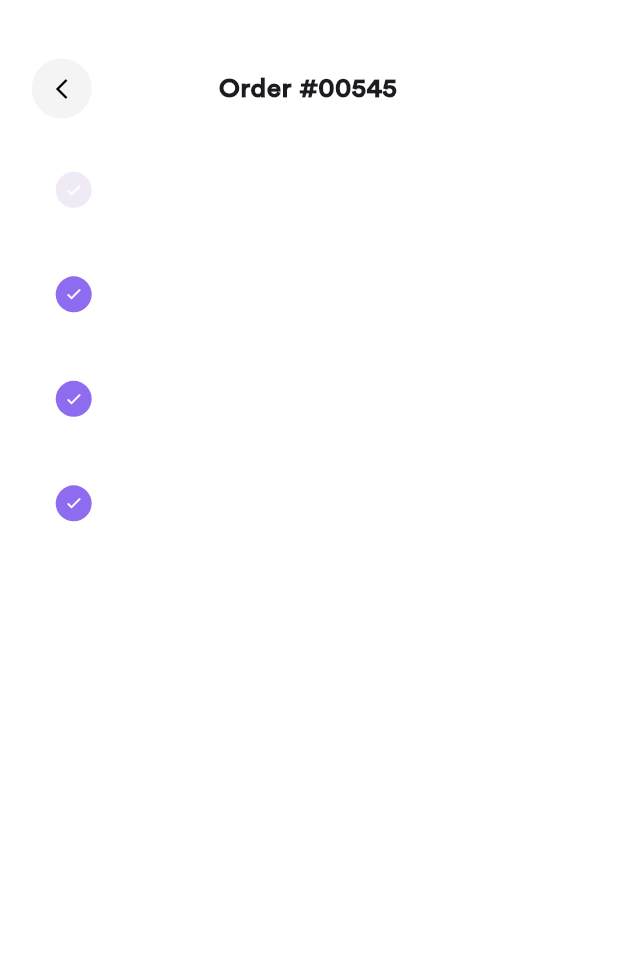
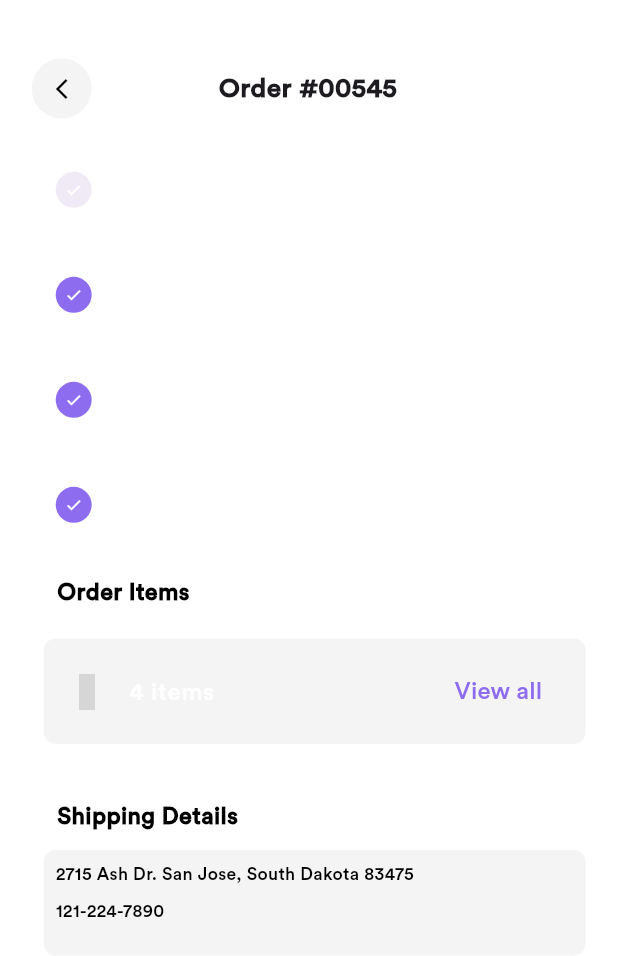
Before and after one commit to Tu2525/LinkFlutterEcommerceApp, a Flutter app: the screen it shows after launch, on a phone screen of 412 x 824 dp. Shown: the top 956 px of the screen. Run offline on Flutter 3.47's test engine with Material 3 defaults, Android fonts, the phone set to English and light mode, and no system bars; our stand-ins replace animated_text_kit, flutter_screenutil, iconsax_plus, smooth_page_indicator; grey boxes are pictures that could not be loaded.

Commit message:
add order header &order steps &order item card widgetsand finishig UI

```diff
--- a/lib/screens/order_details_screen.dart
+++ b/lib/screens/order_details_screen.dart
@@ -1,7 +1,9 @@
 import 'package:flutter/material.dart';
 import 'package:flutter_screenutil/flutter_screenutil.dart';
-import 'package:link_flutter_ecommerce_app/widgets/custom_back_icon.dart';
-import 'package:link_flutter_ecommerce_app/widgets/order_status_card.dart';
+import 'package:link_flutter_ecommerce_app/widgets/order_header.dart';
+import 'package:link_flutter_ecommerce_app/widgets/order_items_card.dart';
+import 'package:link_flutter_ecommerce_app/widgets/order_steps.dart';
+import 'package:link_flutter_ecommerce_app/widgets/shipping_details.dart';
 
 class OrderDetails extends StatelessWidget {
   const OrderDetails({super.key});
@@ -9,44 +11,34 @@ class OrderDetails extends StatelessWidget {
   @override
   Widget build(BuildContext context) {
     final isDarkMode = Theme.of(context).brightness == Brightness.dark;
+    final textColor = isDarkMode ? Colors.white : Colors.black;
+
     return Scaffold(
-      backgroundColor:
-          isDarkMode ? const Color(0xff1D182A) : const Color(0xffFFFFFF),
+      backgroundColor: isDarkMode ? const Color(0xff1D182A) : Colors.white,
       body: Padding(
         padding: EdgeInsets.symmetric(horizontal: 20.w, vertical: 40.h),
         child: Column(
+          crossAxisAlignment: CrossAxisAlignment.start,
           children: [
-            Row(
-              children: [
-                const CustomIcon(),
-                SizedBox(width: 80.w),
-                Text(
-                  'Order #00545',
-                  style: TextStyle(
-                    fontFamily: 'Circular',
-                    fontWeight: FontWeight.w700,
-                    fontSize: 18.sp,
-                  ),
+            const OrderHeader(),
+            SizedBox(height: 20.h),
+            const OrderSteps(),
+            SizedBox(height: 20.h),
+            Padding(
+              padding: EdgeInsets.only(left: 16.w),
+              child: Text(
+                'Order Items',
+                style: TextStyle(
+                  fontSize: 16.sp,
+                  fontWeight: FontWeight.w700,
+                  color: textColor,
                 ),
-              ],
-            ),
-            Padding(
-              padding: EdgeInsets.symmetric(vertical: 20.h),
-              child: Column(
-                children: [
-                  const OrderStatusCard(text: 'Delivered', isChecked: false),
-                  SizedBox(height: 14.h),
-                  const OrderStatusCard(text: 'Shipped', isChecked: true),
-                  SizedBox(height: 14.h),
-                  const OrderStatusCard(
-                    text: 'Order confirmed',
-                    isChecked: true,
-                  ),
-                  SizedBox(height: 14.h),
-                  const OrderStatusCard(text: 'Order placed', isChecked: true),
-                ],
               ),
             ),
+            SizedBox(height: 20.h),
+            OrderItemsCard(isDarkMode: isDarkMode),
+            SizedBox(height: 38.h),
+            ShippingDetails(isDarkMode: isDarkMode),
           ],
         ),
       ),
--- /dev/null
+++ b/lib/widgets/order_header.dart
@@ -0,0 +1,25 @@
+import 'package:flutter/material.dart';
+import 'package:flutter_screenutil/flutter_screenutil.dart';
+import 'package:link_flutter_ecommerce_app/widgets/custom_back_icon.dart';
+
+class OrderHeader extends StatelessWidget {
+  const OrderHeader({super.key});
+
+  @override
+  Widget build(BuildContext context) {
+    return Row(
+      children: [
+        const CustomIcon(),
+        SizedBox(width: 80.w),
+        Text(
+          'Order #00545',
+          style: TextStyle(
+            fontFamily: 'Circular',
+            fontWeight: FontWeight.w700,
+            fontSize: 18.sp,
+          ),
+        ),
+      ],
+    );
+  }
+}
--- /dev/null
+++ b/lib/widgets/order_items_card.dart
@@ -0,0 +1,56 @@
+import 'package:flutter/material.dart';
+import 'package:flutter_screenutil/flutter_screenutil.dart';
+import 'package:iconsax_plus/iconsax_plus.dart';
+
+class OrderItemsCard extends StatelessWidget {
+  final bool isDarkMode;
+
+  const OrderItemsCard({super.key, required this.isDarkMode});
+
+  @override
+  Widget build(BuildContext context) {
+    final cardColor = isDarkMode ? const Color(0xff342F3f) : const Color(0xffF4F4F4);
+
+    return Padding(
+      padding: const EdgeInsets.only(left: 8),
+      child: SizedBox(
+        height: 72.h,
+        width: 342.w,
+        child: Center(
+          child: ListTile(
+            shape: RoundedRectangleBorder(
+              borderRadius: BorderRadius.circular(8),
+            ),
+            contentPadding: EdgeInsets.symmetric(
+              horizontal: 16.w,
+              vertical: 8.h,
+            ),
+            tileColor: cardColor,
+            leading: const Icon(IconsaxPlusBroken.receipt_1),
+            title: const Text(
+              '4 items',
+              style: TextStyle(
+                fontWeight: FontWeight.w500,
+                fontFamily: 'Circular',
+                fontSize: 16,
+                color: Colors.white,
+              ),
+            ),
+            trailing: TextButton(
+              onPressed: () {},
+              child: const Text(
+                'View all',
+                style: TextStyle(
+                  fontWeight: FontWeight.w500,
+                  fontFamily: 'Circular',
+                  fontSize: 16,
+                  color: Color(0xff8E6CEF),
+                ),
+              ),
+            ),
+          ),
+        ),
+      ),
+    );
+  }
+}
--- /dev/null
+++ b/lib/widgets/order_steps.dart
@@ -0,0 +1,21 @@
+import 'package:flutter/material.dart';
+import 'package:link_flutter_ecommerce_app/widgets/order_status_card.dart';
+
+class OrderSteps extends StatelessWidget {
+  const OrderSteps({super.key});
+
+  @override
+  Widget build(BuildContext context) {
+    return const Column(
+      children: [
+        OrderStatusCard(text: 'Delivered', isChecked: false),
+        SizedBox(height: 14),
+        OrderStatusCard(text: 'Shipped', isChecked: true),
+        SizedBox(height: 14),
+        OrderStatusCard(text: 'Order confirmed', isChecked: true),
+        SizedBox(height: 14),
+        OrderStatusCard(text: 'Order placed', isChecked: true),
+      ],
+    );
+  }
+}
--- /dev/null
+++ b/lib/widgets/shipping_details.dart
@@ -0,0 +1,66 @@
+import 'package:flutter/material.dart';
+import 'package:flutter_screenutil/flutter_screenutil.dart';
+
+class ShippingDetails extends StatelessWidget {
+  final bool isDarkMode;
+
+  const ShippingDetails({super.key, required this.isDarkMode});
+
+  @override
+  Widget build(BuildContext context) {
+    final cardColor =
+        isDarkMode ? const Color(0xff342F3f) : const Color(0xffF4F4F4);
+    final textColor = isDarkMode ? Colors.white : Colors.black;
+
+    return Column(
+      crossAxisAlignment: CrossAxisAlignment.start,
+      children: [
+        Padding(
+          padding: EdgeInsets.only(left: 16.w, bottom: 12.h),
+          child: Text(
+            'Shipping Details',
+            style: TextStyle(
+              fontSize: 16.sp,
+              fontWeight: FontWeight.w700,
+              color: textColor,
+            ),
+          ),
+        ),
+        Padding(
+          padding: const EdgeInsets.only(left: 8),
+          child: Container(
+            height: 72.h,
+            width: 342.w,
+            decoration: BoxDecoration(
+              color: cardColor,
+              borderRadius: BorderRadius.circular(8),
+            ),
+            padding: const EdgeInsets.all(8),
+            child: Column(
+              crossAxisAlignment: CrossAxisAlignment.start,
+              children: [
+                Text(
+                  '2715 Ash Dr. San Jose, South Dakota 83475',
+                  style: TextStyle(
+                    fontWeight: FontWeight.w500,
+                    fontSize: 12.sp,
+                    color: textColor,
+                  ),
+                ),
+                SizedBox(height: 8.h),
+                Text(
+                  '121-224-7890',
+                  style: TextStyle(
+                    fontWeight: FontWeight.w500,
+                    fontSize: 12.sp,
+                    color: textColor,
+                  ),
+                ),
+              ],
+            ),
+          ),
+        ),
+      ],
+    );
+  }
+}
```
